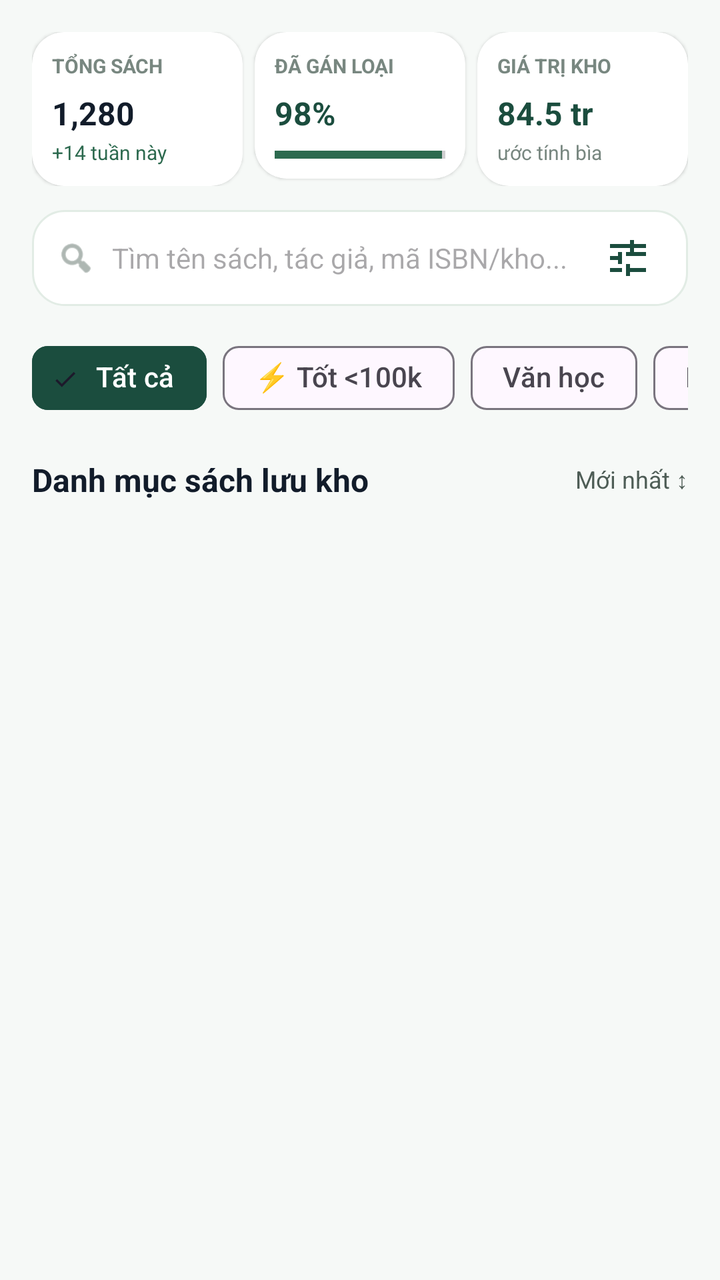
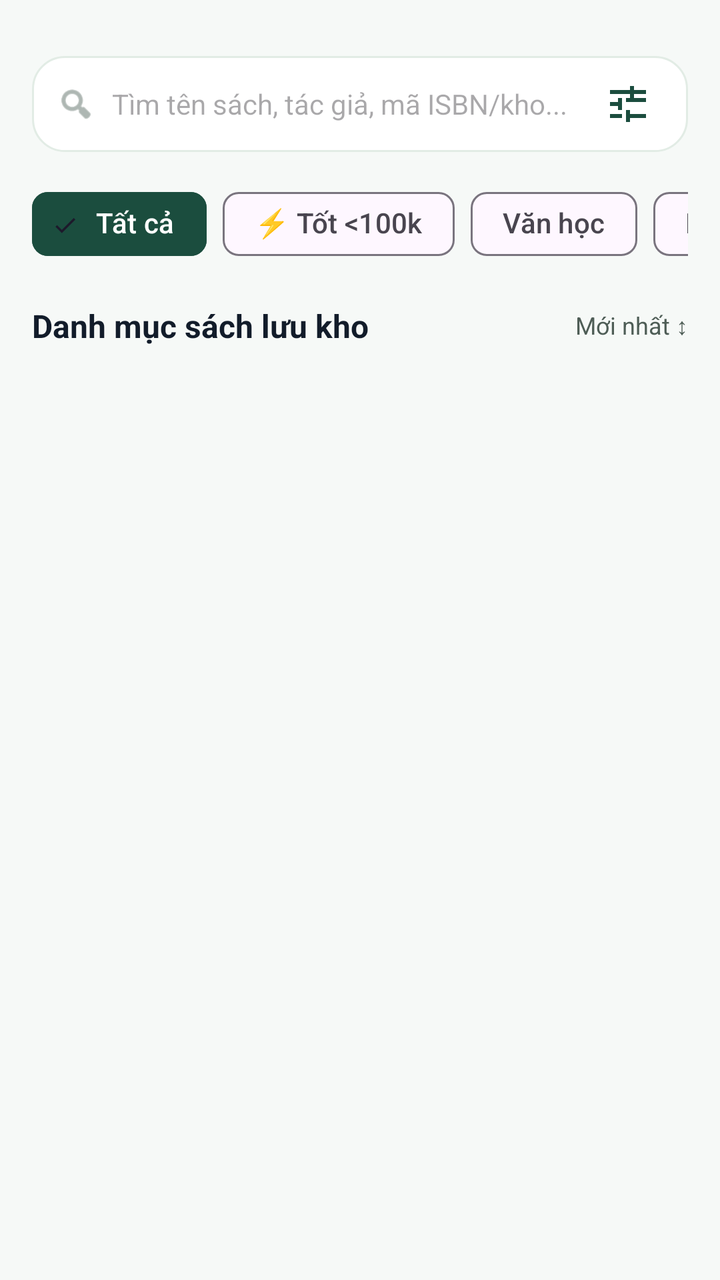

An Android layout rendered at two revisions. The XML below is the earlier revision; the diff shows what the commit changed to produce the second picture.
<!-- AndroidManifest.xml: application theme Theme.Quanlycuahangsachcu -->
<!-- res/layout/book_inventory.xml -->
<?xml version="1.0" encoding="utf-8"?>
<androidx.core.widget.NestedScrollView xmlns:android="http://schemas.android.com/apk/res/android"
    xmlns:app="http://schemas.android.com/apk/res-auto"
    android:layout_width="match_parent"
    android:layout_height="match_parent"
    android:background="@color/background"
    android:fillViewport="true">

    <LinearLayout
        android:layout_width="match_parent"
        android:layout_height="wrap_content"
        android:orientation="vertical"
        android:padding="16dp">

        
        <LinearLayout
            android:layout_width="match_parent"
            android:layout_height="wrap_content"
            android:orientation="horizontal"
            android:weightSum="3">

            
            <androidx.cardview.widget.CardView
                android:layout_width="0dp"
                android:layout_height="wrap_content"
                android:layout_weight="1"
                android:layout_marginEnd="4dp"
                app:cardCornerRadius="16dp"
                app:cardElevation="1dp"
                app:cardBackgroundColor="@color/surface">

                <LinearLayout
                    android:layout_width="match_parent"
                    android:layout_height="wrap_content"
                    android:orientation="vertical"
                    android:padding="10dp">

                    <TextView
                        android:layout_width="wrap_content"
                        android:layout_height="wrap_content"
                        android:text="TỔNG SÁCH"
                        android:textColor="@color/outline"
                        android:textSize="10sp"
                        android:textStyle="bold" />

                    <TextView
                        android:id="@+id/txtTotalBooks"
                        android:layout_width="wrap_content"
                        android:layout_height="wrap_content"
                        android:layout_marginTop="6dp"
                        android:text="1,280"
                        android:textColor="@color/on_surface"
                        android:textSize="16sp"
                        android:textStyle="bold" />

                    <TextView
                        android:layout_width="wrap_content"
                        android:layout_height="wrap_content"
                        android:layout_marginTop="2dp"
                        android:text="+14 tuần này"
                        android:textColor="@color/secondary"
                        android:textSize="10sp" />
                </LinearLayout>
            </androidx.cardview.widget.CardView>

            
            <androidx.cardview.widget.CardView
                android:layout_width="0dp"
                android:layout_height="wrap_content"
                android:layout_weight="1"
                android:layout_marginHorizontal="2dp"
                app:cardCornerRadius="16dp"
                app:cardElevation="1dp"
                app:cardBackgroundColor="@color/surface">

                <LinearLayout
                    android:layout_width="match_parent"
                    android:layout_height="wrap_content"
                    android:orientation="vertical"
                    android:padding="10dp">

                    <TextView
                        android:layout_width="wrap_content"
                        android:layout_height="wrap_content"
                        android:text="ĐÃ GÁN LOẠI"
                        android:textColor="@color/outline"
                        android:textSize="10sp"
                        android:textStyle="bold" />

                    <TextView
                        android:layout_width="wrap_content"
                        android:layout_height="wrap_content"
                        android:layout_marginTop="6dp"
                        android:text="98%"
                        android:textColor="@color/primary"
                        android:textSize="16sp"
                        android:textStyle="bold" />

                    <ProgressBar
                        style="?android:attr/progressBarStyleHorizontal"
                        android:layout_width="match_parent"
                        android:layout_height="4dp"
                        android:layout_marginTop="8dp"
                        android:progress="98"
                        android:progressTint="@color/secondary" />
                </LinearLayout>
            </androidx.cardview.widget.CardView>

            
            <androidx.cardview.widget.CardView
                android:layout_width="0dp"
                android:layout_height="wrap_content"
                android:layout_weight="1"
                android:layout_marginStart="4dp"
                app:cardCornerRadius="16dp"
                app:cardElevation="1dp"
                app:cardBackgroundColor="@color/surface">

                <LinearLayout
                    android:layout_width="match_parent"
                    android:layout_height="wrap_content"
                    android:orientation="vertical"
                    android:padding="10dp">

                    <TextView
                        android:layout_width="wrap_content"
                        android:layout_height="wrap_content"
                        android:text="GIÁ TRỊ KHO"
                        android:textColor="@color/outline"
                        android:textSize="10sp"
                        android:textStyle="bold" />

                    <TextView
                        android:layout_width="wrap_content"
                        android:layout_height="wrap_content"
                        android:layout_marginTop="6dp"
                        android:text="84.5 tr"
                        android:textColor="@color/primary"
                        android:textSize="16sp"
                        android:textStyle="bold" />

                    <TextView
                        android:layout_width="wrap_content"
                        android:layout_height="wrap_content"
                        android:layout_marginTop="2dp"
                        android:text="ước tính bìa"
                        android:textColor="@color/outline"
                        android:textSize="10sp" />
                </LinearLayout>
            </androidx.cardview.widget.CardView>
        </LinearLayout>

        
        <LinearLayout
            android:layout_width="match_parent"
            android:layout_height="48dp"
            android:layout_marginTop="12dp"
            android:background="@drawable/bg_search_box"
            android:gravity="center_vertical"
            android:orientation="horizontal"
            android:paddingHorizontal="12dp">

            <ImageView
                android:layout_width="20dp"
                android:layout_height="20dp"
                android:contentDescription="Search"
                android:src="@android:drawable/ic_menu_search"
                app:tint="@color/outline" />

            <EditText
                android:id="@+id/edtSearch"
                android:layout_width="0dp"
                android:layout_height="match_parent"
                android:layout_weight="1"
                android:layout_marginStart="8dp"
                android:background="@null"
                android:hint="Tìm tên sách, tác giả, mã ISBN/kho..."
                android:inputType="text"
                android:textSize="14sp" />

            <ImageButton
                android:id="@+id/btnOpenFilter"
                android:layout_width="36dp"
                android:layout_height="36dp"
                android:background="?attr/selectableItemBackgroundBorderless"
                android:contentDescription="Filter"
                android:src="@drawable/ic_nav_filter"
                app:tint="@color/primary" />
        </LinearLayout>

        
        <HorizontalScrollView
            android:layout_width="match_parent"
            android:layout_height="wrap_content"
            android:layout_marginTop="12dp"
            android:scrollbars="none">

            <LinearLayout
                android:layout_width="wrap_content"
                android:layout_height="wrap_content"
                android:orientation="horizontal"
                android:gravity="center_vertical">

                <com.google.android.material.chip.Chip
                    android:id="@+id/chipAll"
                    style="@style/Widget.Material3.Chip.Filter"
                    android:layout_width="wrap_content"
                    android:layout_height="wrap_content"
                    android:layout_marginEnd="8dp"
                    android:checked="true"
                    android:text="Tất cả"
                    app:chipBackgroundColor="@color/primary"
                    app:chipStrokeColor="@color/primary"
                    android:textColor="@color/white" />

                <com.google.android.material.chip.Chip
                    android:id="@+id/chipGoodUnder100k"
                    style="@style/Widget.Material3.Chip.Filter"
                    android:layout_width="wrap_content"
                    android:layout_height="wrap_content"
                    android:layout_marginEnd="8dp"
                    android:text="⚡ Tốt &lt;100k" />

                <com.google.android.material.chip.Chip
                    android:id="@+id/chipLiterature"
                    style="@style/Widget.Material3.Chip.Filter"
                    android:layout_width="wrap_content"
                    android:layout_height="wrap_content"
                    android:layout_marginEnd="8dp"
                    android:text="Văn học" />

                <com.google.android.material.chip.Chip
                    android:id="@+id/chipScience"
                    style="@style/Widget.Material3.Chip.Filter"
                    android:layout_width="wrap_content"
                    android:layout_height="wrap_content"
                    android:layout_marginEnd="8dp"
                    android:text="Khoa học" />

                <com.google.android.material.chip.Chip
                    android:id="@+id/chipBiography"
                    style="@style/Widget.Material3.Chip.Filter"
                    android:layout_width="wrap_content"
                    android:layout_height="wrap_content"
                    android:text="Tiểu sử" />

            </LinearLayout>
        </HorizontalScrollView>

        
        <LinearLayout
            android:layout_width="match_parent"
            android:layout_height="wrap_content"
            android:layout_marginTop="16dp"
            android:layout_marginBottom="8dp"
            android:gravity="center_vertical"
            android:orientation="horizontal">

            <TextView
                android:layout_width="0dp"
                android:layout_height="wrap_content"
                android:layout_weight="1"
                android:text="Danh mục sách lưu kho"
                android:textColor="@color/on_surface"
                android:textSize="16sp"
                android:textStyle="bold" />

            <TextView
                android:layout_width="wrap_content"
                android:layout_height="wrap_content"
                android:text="Mới nhất ↕"
                android:textColor="@color/on_surface_variant"
                android:textSize="12sp" />
        </LinearLayout>

        
        <androidx.recyclerview.widget.RecyclerView
            android:id="@+id/recyclerViewBooks"
            android:layout_width="match_parent"
            android:layout_height="wrap_content"
            android:nestedScrollingEnabled="false" />

        <View
            android:layout_width="match_parent"
            android:layout_height="90dp" />

    </LinearLayout>
</androidx.core.widget.NestedScrollView>
<!-- resources referenced by this layout -->
<resources>
  <color name="background">#F6F9F7</color>
  <color name="on_surface">#121C2A</color>
  <color name="on_surface_variant">#4E5D56</color>
  <color name="outline">#788780</color>
  <color name="primary">#1B4D3E</color>
  <color name="secondary">#2D6A4F</color>
  <color name="surface">#FFFFFF</color>
  <color name="white">#FFFFFF</color>
  <!-- drawable bg_search_box (drawable) -->
  <?xml version="1.0" encoding="utf-8"?>
  <shape xmlns:android="http://schemas.android.com/apk/res/android"
      android:shape="rectangle">
      <solid android:color="@color/surface" />
      <corners android:radius="16dp" />
      <stroke android:width="1dp" android:color="#E2ECE5" />
  </shape>
  <!-- drawable ic_nav_filter (drawable) -->
  <vector xmlns:android="http://schemas.android.com/apk/res/android"
      android:width="24dp"
      android:height="24dp"
      android:viewportWidth="24"
      android:viewportHeight="24">
      <path
          android:fillColor="@android:color/black"
          android:pathData="M3,17v2h6v-2H3zM3,5v2h10V5H3zM13,21v-2h8v-2h-8v-2h-2v6H13zM7,9v2H3v2h4v2h2V9H7zM21,11v-2H11v2H21zM15,9V7h6V5h-6V3h-2v6H15z"/>
  </vector>
  <style name="Theme.Quanlycuahangsachcu" parent="Base.Theme.Quanlycuahangsachcu" />
  <style name="Base.Theme.Quanlycuahangsachcu" parent="Theme.Material3.DayNight.NoActionBar">
          
          
      </style>
</resources>

<!-- the commit's change to res/layout/book_inventory.xml (unified diff, before → after) -->
@@ -11,145 +11,6 @@
         android:layout_height="wrap_content"
         android:orientation="vertical"
         android:padding="16dp">
-
-        
-        <LinearLayout
-            android:layout_width="match_parent"
-            android:layout_height="wrap_content"
-            android:orientation="horizontal"
-            android:weightSum="3">
-
-            
-            <androidx.cardview.widget.CardView
-                android:layout_width="0dp"
-                android:layout_height="wrap_content"
-                android:layout_weight="1"
-                android:layout_marginEnd="4dp"
-                app:cardCornerRadius="16dp"
-                app:cardElevation="1dp"
-                app:cardBackgroundColor="@color/surface">
-
-                <LinearLayout
-                    android:layout_width="match_parent"
-                    android:layout_height="wrap_content"
-                    android:orientation="vertical"
-                    android:padding="10dp">
-
-                    <TextView
-                        android:layout_width="wrap_content"
-                        android:layout_height="wrap_content"
-                        android:text="TỔNG SÁCH"
-                        android:textColor="@color/outline"
-                        android:textSize="10sp"
-                        android:textStyle="bold" />
-
-                    <TextView
-                        android:id="@+id/txtTotalBooks"
-                        android:layout_width="wrap_content"
-                        android:layout_height="wrap_content"
-                        android:layout_marginTop="6dp"
-                        android:text="1,280"
-                        android:textColor="@color/on_surface"
-                        android:textSize="16sp"
-                        android:textStyle="bold" />
-
-                    <TextView
-                        android:layout_width="wrap_content"
-                        android:layout_height="wrap_content"
-                        android:layout_marginTop="2dp"
-                        android:text="+14 tuần này"
-                        android:textColor="@color/secondary"
-                        android:textSize="10sp" />
-                </LinearLayout>
-            </androidx.cardview.widget.CardView>
-
-            
-            <androidx.cardview.widget.CardView
-                android:layout_width="0dp"
-                android:layout_height="wrap_content"
-                android:layout_weight="1"
-                android:layout_marginHorizontal="2dp"
-                app:cardCornerRadius="16dp"
-                app:cardElevation="1dp"
-                app:cardBackgroundColor="@color/surface">
-
-                <LinearLayout
-                    android:layout_width="match_parent"
-                    android:layout_height="wrap_content"
-                    android:orientation="vertical"
-                    android:padding="10dp">
-
-                    <TextView
-                        android:layout_width="wrap_content"
-                        android:layout_height="wrap_content"
-                        android:text="ĐÃ GÁN LOẠI"
-                        android:textColor="@color/outline"
-                        android:textSize="10sp"
-                        android:textStyle="bold" />
-
-                    <TextView
-                        android:layout_width="wrap_content"
-                        android:layout_height="wrap_content"
-                        android:layout_marginTop="6dp"
-                        android:text="98%"
-                        android:textColor="@color/primary"
-                        android:textSize="16sp"
-                        android:textStyle="bold" />
-
-                    <ProgressBar
-                        style="?android:attr/progressBarStyleHorizontal"
-                        android:layout_width="match_parent"
-                        android:layout_height="4dp"
-                        android:layout_marginTop="8dp"
-                        android:progress="98"
-                        android:progressTint="@color/secondary" />
-                </LinearLayout>
-            </androidx.cardview.widget.CardView>
-
-            
-            <androidx.cardview.widget.CardView
-                android:layout_width="0dp"
-                android:layout_height="wrap_content"
-                android:layout_weight="1"
-                android:layout_marginStart="4dp"
-                app:cardCornerRadius="16dp"
-                app:cardElevation="1dp"
-                app:cardBackgroundColor="@color/surface">
-
-                <LinearLayout
-                    android:layout_width="match_parent"
-                    android:layout_height="wrap_content"
-                    android:orientation="vertical"
-                    android:padding="10dp">
-
-                    <TextView
-                        android:layout_width="wrap_content"
-                        android:layout_height="wrap_content"
-                        android:text="GIÁ TRỊ KHO"
-                        android:textColor="@color/outline"
-                        android:textSize="10sp"
-                        android:textStyle="bold" />
-
-                    <TextView
-                        android:layout_width="wrap_content"
-                        android:layout_height="wrap_content"
-                        android:layout_marginTop="6dp"
-                        android:text="84.5 tr"
-                        android:textColor="@color/primary"
-                        android:textSize="16sp"
-                        android:textStyle="bold" />
-
-                    <TextView
-                        android:layout_width="wrap_content"
-                        android:layout_height="wrap_content"
-                        android:layout_marginTop="2dp"
-                        android:text="ước tính bìa"
-                        android:textColor="@color/outline"
-                        android:textSize="10sp" />
-                </LinearLayout>
-            </androidx.cardview.widget.CardView>
-        </LinearLayout>
-
         
         <LinearLayout
             android:layout_width="match_parent"
<!-- resource entries referenced after the edit -->
@@ -5,7 +5,6 @@
   <color name="on_surface_variant">#4E5D56</color>
   <color name="outline">#788780</color>
   <color name="primary">#1B4D3E</color>
-  <color name="secondary">#2D6A4F</color>
   <color name="surface">#FFFFFF</color>
   <color name="white">#FFFFFF</color>
   <!-- drawable bg_search_box (drawable) -->
